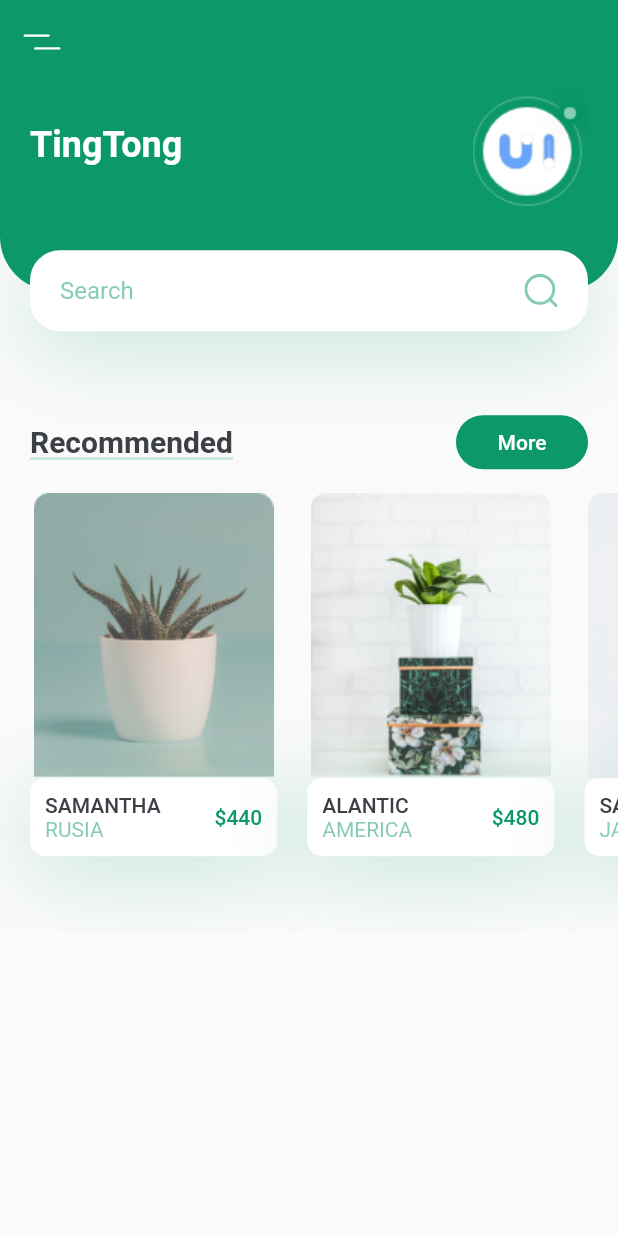
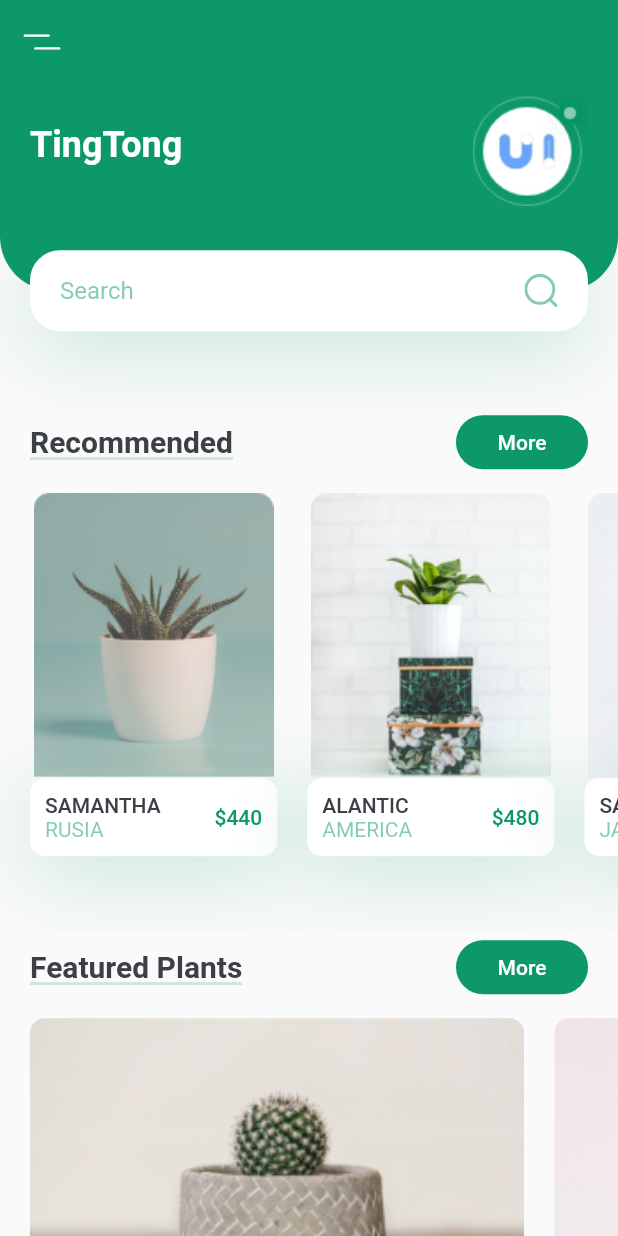
Before and after one commit to holland-hng/plant_app, a Flutter app: the screen it shows after launch, on a phone screen of 412 x 824 dp. Run offline on Flutter 3.47's test engine with Material 2 defaults, Android fonts, the phone set to English and light mode, and no system bars; our stand-ins replace flutter_svg.

Commit message:
create/home/featured plants

```diff
--- /dev/null
+++ b/lib/screens/home/components/featured_plants.dart
@@ -0,0 +1,69 @@
+import 'package:flutter/material.dart';
+
+import '../../../constants.dart';
+
+class FeaturedPlants extends StatelessWidget {
+  const FeaturedPlants({
+    Key key,
+    @required this.size,
+  }) : super(key: key);
+
+  final Size size;
+
+  @override
+  Widget build(BuildContext context) {
+    return SingleChildScrollView(
+      scrollDirection: Axis.horizontal,
+      child: Row(
+        children: [
+          FeaturePlantCard(
+            size: size,
+            urlImage: "assets/images/bottom_img_1.png",
+            press: () {},
+          ),
+          FeaturePlantCard(
+            size: size,
+            urlImage: "assets/images/bottom_img_2.png",
+            press: () {},
+          ),
+        ],
+      ),
+    );
+  }
+}
+
+class FeaturePlantCard extends StatelessWidget {
+  const FeaturePlantCard({
+    Key key,
+    @required this.size,
+    this.urlImage,
+    this.press,
+  }) : super(key: key);
+
+  final Size size;
+  final String urlImage;
+  final Function press;
+
+  @override
+  Widget build(BuildContext context) {
+    return GestureDetector(
+      onTap: press,
+      child: Container(
+        margin: EdgeInsets.only(
+          left: kDefaultPadding,
+          bottom: kDefaultPadding,
+          top: kDefaultPadding / 2,
+        ),
+        width: size.width * 0.8,
+        height: 185,
+        decoration: BoxDecoration(
+          borderRadius: BorderRadius.circular(10),
+          image: DecorationImage(
+            fit: BoxFit.cover,
+            image: AssetImage(urlImage),
+          ),
+        ),
+      ),
+    );
+  }
+}
--- a/lib/screens/home/components/home_body.dart
+++ b/lib/screens/home/components/home_body.dart
@@ -2,6 +2,7 @@ import 'package:flutter/material.dart';
 import 'package:plant_app/constants.dart';
 import 'package:plant_app/screens/home/components/recomends_plant.dart';
 import 'package:plant_app/screens/home/components/title_with_button.dart';
+import 'featured_plants.dart';
 import 'header_with_searchbox.dart';
 
 class HomeBody extends StatelessWidget {
@@ -18,6 +19,12 @@ class HomeBody extends StatelessWidget {
             press: () {},
           ),
           RecomendsPlant(),
+          TitleWithButton(
+            title: "Featured Plants",
+            textButton: "More",
+            press: () {},
+          ),
+          FeaturedPlants(size: size)
         ],
       ),
     );
```
